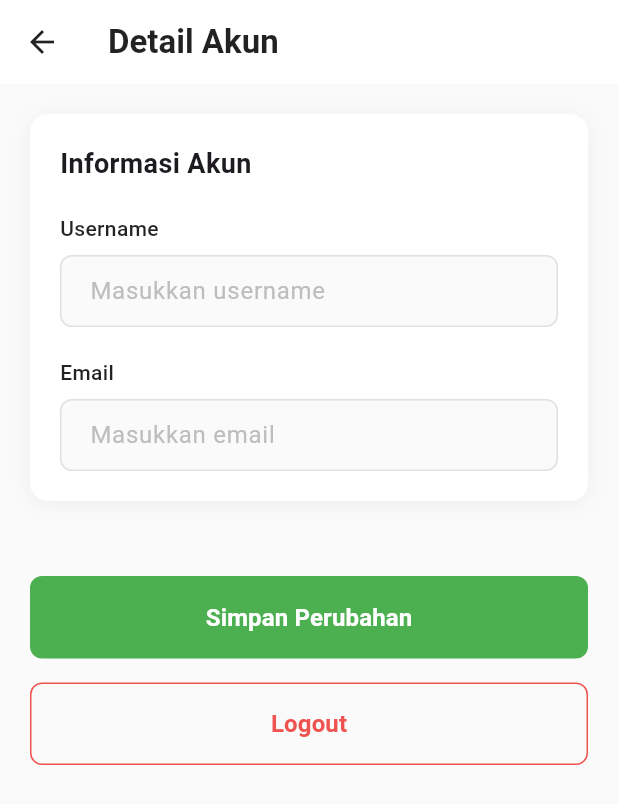
After one commit to Ilhmnrlarif/UKK, a Flutter app: the DetailAccountPage screen opened directly, on a phone screen of 412 x 824 dp. The commit adds this screen. Shown: the top 804 px of the screen. Run offline on Flutter 3.47's test engine with Material 3 defaults, Android fonts, the phone set to English and light mode, and no system bars; our stand-ins replace fl_chart, image_picker, supabase_flutter, table_calendar; accounts and stored records are empty.

Commit message:
fitur loqout

```diff
--- a/lib/page/account.dart
+++ b/lib/page/account.dart
@@ -2,6 +2,7 @@ import 'package:flutter/material.dart';
 import 'package:supabase_flutter/supabase_flutter.dart';
 import 'package:fl_chart/fl_chart.dart';
 import 'package:intl/intl.dart';
+import 'detail_account.dart';
 
 class AccountPage extends StatefulWidget {
   const AccountPage({Key? key}) : super(key: key);
@@ -187,7 +188,16 @@ class _AccountPageState extends State<AccountPage> {
           children: [
             const SizedBox(height: 60),
             // Profile Section
-            Padding(
+            GestureDetector(
+              onTap: () {
+                Navigator.push(
+                  context,
+                  MaterialPageRoute(
+                    builder: (context) => const DetailAccountPage(),
+                  ),
+                ).then((_) => _loadUserData()); // Reload data after returning from detail page
+              },
+              child: Padding(
                 padding: const EdgeInsets.symmetric(horizontal: 20),
                 child: Row(
                   children: [
@@ -227,7 +237,13 @@ class _AccountPageState extends State<AccountPage> {
                         ],
                       ),
                     ),
+                    Icon(
+                      Icons.arrow_forward_ios,
+                      color: Colors.grey[400],
+                      size: 16,
+                    ),
                   ],
+                ),
               ),
             ),
             const SizedBox(height: 30),
--- /dev/null
+++ b/lib/page/detail_account.dart
@@ -0,0 +1,279 @@
+import 'package:flutter/material.dart';
+import 'package:supabase_flutter/supabase_flutter.dart';
+import 'package:to_do_list/form/login.dart';
+
+class DetailAccountPage extends StatefulWidget {
+  const DetailAccountPage({Key? key}) : super(key: key);
+
+  @override
+  State<DetailAccountPage> createState() => _DetailAccountPageState();
+}
+
+class _DetailAccountPageState extends State<DetailAccountPage> {
+  final _usernameController = TextEditingController();
+  final _emailController = TextEditingController();
+  bool _isLoading = false;
+
+  @override
+  void initState() {
+    super.initState();
+    _loadUserData();
+  }
+
+  Future<void> _loadUserData() async {
+    try {
+      final userId = Supabase.instance.client.auth.currentUser?.id;
+      if (userId != null) {
+        final data = await Supabase.instance.client
+            .from('profiles')
+            .select('username, email')
+            .eq('id', userId)
+            .single();
+
+        setState(() {
+          _usernameController.text = data['username'] ?? '';
+          _emailController.text = data['email'] ?? '';
+        });
+      }
+    } catch (e) {
+      debugPrint('Error loading user data: $e');
+    }
+  }
+
+  Future<void> _updateProfile() async {
+    setState(() {
+      _isLoading = true;
+    });
+
+    try {
+      final userId = Supabase.instance.client.auth.currentUser?.id;
+      if (userId != null) {
+        await Supabase.instance.client.from('profiles').update({
+          'username': _usernameController.text,
+          'email': _emailController.text,
+        }).eq('id', userId);
+
+        // ignore: use_build_context_synchronously
+        ScaffoldMessenger.of(context).showSnackBar(
+          const SnackBar(content: Text('Profil berhasil diperbarui')),
+        );
+      }
+    } catch (e) {
+      ScaffoldMessenger.of(context).showSnackBar(
+        SnackBar(content: Text('Error: ${e.toString()}')),
+      );
+    } finally {
+      setState(() {
+        _isLoading = false;
+      });
+    }
+  }
+
+  Future<void> _logout() async {
+    try {
+      await Supabase.instance.client.auth.signOut();
+      // ignore: use_build_context_synchronously
+      Navigator.of(context).pushAndRemoveUntil(
+        MaterialPageRoute(builder: (context) => const LoginPage()),
+        (route) => false,
+      );
+    } catch (e) {
+      ScaffoldMessenger.of(context).showSnackBar(
+        SnackBar(content: Text('Error: ${e.toString()}')),
+      );
+    }
+  }
+
+  @override
+  Widget build(BuildContext context) {
+    return Scaffold(
+      backgroundColor: Colors.grey[50],
+      appBar: AppBar(
+        title: const Text(
+          'Detail Akun',
+          style: TextStyle(
+            color: Colors.black87,
+            fontWeight: FontWeight.w600,
+          ),
+        ),
+        backgroundColor: Colors.white,
+        elevation: 0,
+        iconTheme: const IconThemeData(color: Colors.black87),
+      ),
+      body: SingleChildScrollView(
+        child: Column(
+          children: [
+            Container(
+              margin: const EdgeInsets.all(20),
+              decoration: BoxDecoration(
+                color: Colors.white,
+                borderRadius: BorderRadius.circular(12),
+                boxShadow: [
+                  BoxShadow(
+                    color: Colors.black.withOpacity(0.05),
+                    blurRadius: 10,
+                    offset: const Offset(0, 2),
+                  ),
+                ],
+              ),
+              child: Padding(
+                padding: const EdgeInsets.all(20),
+                child: Column(
+                  crossAxisAlignment: CrossAxisAlignment.start,
+                  children: [
+                    const Text(
+                      'Informasi Akun',
+                      style: TextStyle(
+                        fontSize: 18,
+                        fontWeight: FontWeight.bold,
+                      ),
+                    ),
+                    const SizedBox(height: 20),
+                    const Text(
+                      'Username',
+                      style: TextStyle(
+                        fontSize: 14,
+                        fontWeight: FontWeight.w500,
+                        color: Colors.black87,
+                      ),
+                    ),
+                    const SizedBox(height: 8),
+                    TextField(
+                      controller: _usernameController,
+                      decoration: InputDecoration(
+                        filled: true,
+                        fillColor: Colors.grey[50],
+                        contentPadding: const EdgeInsets.symmetric(
+                          horizontal: 16,
+                          vertical: 12,
+                        ),
+                        border: OutlineInputBorder(
+                          borderRadius: BorderRadius.circular(8),
+                          borderSide: BorderSide(color: Colors.grey[300]!),
+                        ),
+                        enabledBorder: OutlineInputBorder(
+                          borderRadius: BorderRadius.circular(8),
+                          borderSide: BorderSide(color: Colors.grey[300]!),
+                        ),
+                        focusedBorder: OutlineInputBorder(
+                          borderRadius: BorderRadius.circular(8),
+                          borderSide: const BorderSide(color: Colors.black87),
+                        ),
+                        hintText: 'Masukkan username',
+                        hintStyle: TextStyle(color: Colors.grey[400]),
+                      ),
+                    ),
+                    const SizedBox(height: 20),
+                    const Text(
+                      'Email',
+                      style: TextStyle(
+                        fontSize: 14,
+                        fontWeight: FontWeight.w500,
+                        color: Colors.black87,
+                      ),
+                    ),
+                    const SizedBox(height: 8),
+                    TextField(
+                      controller: _emailController,
+                      decoration: InputDecoration(
+                        filled: true,
+                        fillColor: Colors.grey[50],
+                        contentPadding: const EdgeInsets.symmetric(
+                          horizontal: 16,
+                          vertical: 12,
+                        ),
+                        border: OutlineInputBorder(
+                          borderRadius: BorderRadius.circular(8),
+                          borderSide: BorderSide(color: Colors.grey[300]!),
+                        ),
+                        enabledBorder: OutlineInputBorder(
+                          borderRadius: BorderRadius.circular(8),
+                          borderSide: BorderSide(color: Colors.grey[300]!),
+                        ),
+                        focusedBorder: OutlineInputBorder(
+                          borderRadius: BorderRadius.circular(8),
+                          borderSide: const BorderSide(color: Colors.black87),
+                        ),
+                        hintText: 'Masukkan email',
+                        hintStyle: TextStyle(color: Colors.grey[400]),
+                      ),
+                    ),
+                  ],
+                ),
+              ),
+            ),
+            const SizedBox(height: 30),
+            Padding(
+              padding: const EdgeInsets.symmetric(horizontal: 20),
+              child: Column(
+                children: [
+                  SizedBox(
+                    width: double.infinity,
+                    child: ElevatedButton(
+                      onPressed: _isLoading ? null : _updateProfile,
+                      style: ElevatedButton.styleFrom(
+                        backgroundColor: const Color(0xFF4CAF50),
+                        padding: const EdgeInsets.symmetric(vertical: 16),
+                        shape: RoundedRectangleBorder(
+                          borderRadius: BorderRadius.circular(8),
+                        ),
+                        elevation: 0,
+                      ),
+                      child: _isLoading
+                          ? const SizedBox(
+                              width: 20,
+                              height: 20,
+                              child: CircularProgressIndicator(
+                                color: Colors.white,
+                                strokeWidth: 2,
+                              ),
+                            )
+                          : const Text(
+                              'Simpan Perubahan',
+                              style: TextStyle(
+                                fontSize: 16,
+                                fontWeight: FontWeight.w600,
+                                color: Colors.white,
+                              ),
+                            ),
+                    ),
+                  ),
+                  const SizedBox(height: 16),
+                  SizedBox(
+                    width: double.infinity,
+                    child: TextButton(
+                      onPressed: _logout,
+                      style: TextButton.styleFrom(
+                        padding: const EdgeInsets.symmetric(vertical: 16),
+                        shape: RoundedRectangleBorder(
+                          borderRadius: BorderRadius.circular(8),
+                          side: BorderSide(color: Colors.red[400]!),
+                        ),
+                      ),
+                      child: Text(
+                        'Logout',
+                        style: TextStyle(
+                          color: Colors.red[400],
+                          fontSize: 16,
+                          fontWeight: FontWeight.w600,
+                        ),
+                      ),
+                    ),
+                  ),
+                ],
+              ),
+            ),
+            const SizedBox(height: 30),
+          ],
+        ),
+      ),
+    );
+  }
+
+  @override
+  void dispose() {
+    _usernameController.dispose();
+    _emailController.dispose();
+    super.dispose();
+  }
+}
```
Lines whose indentation alone changed are shown as unchanged.
